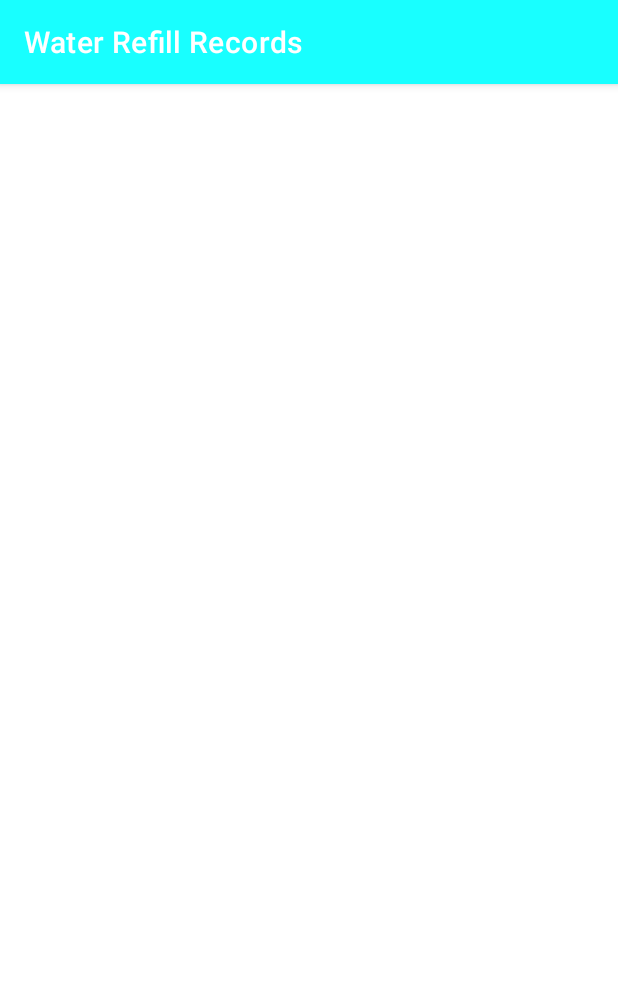
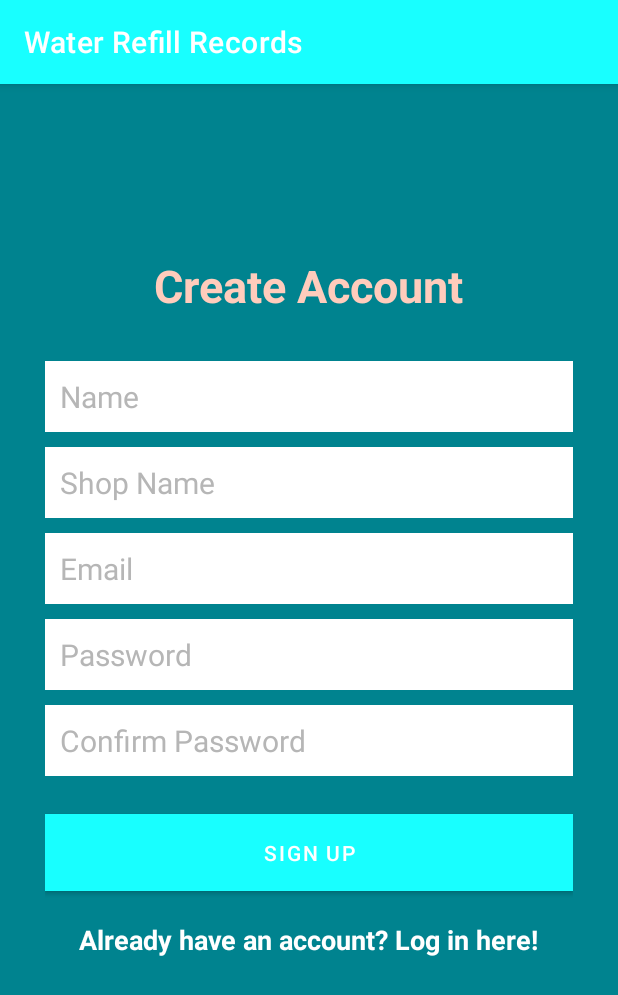
Before and after one commit to clarelimo/Water-Records, an Android app: the CreateAccountActivity screen opened directly, with no data from a screen before it, on a phone screen of 412 x 824 dp. Shown: the top 995 px of the screen. Run offline under Robolectric (Android 15) with nearby library versions, the phone set to English and light mode, and no system bars; Roboto replaces fonts that are not available here.

Commit message:
create account layout finished

```diff
--- a/app/src/main/res/layout/activity_create_account.xml
+++ b/app/src/main/res/layout/activity_create_account.xml
@@ -1,9 +1,119 @@
 <?xml version="1.0" encoding="utf-8"?>
-<androidx.constraintlayout.widget.ConstraintLayout xmlns:android="http://schemas.android.com/apk/res/android"
-    xmlns:app="http://schemas.android.com/apk/res-auto"
-    xmlns:tools="http://schemas.android.com/tools"
+<RelativeLayout xmlns:android="http://schemas.android.com/apk/res/android"
     android:layout_width="match_parent"
     android:layout_height="match_parent"
-    tools:context=".ui.CreateAccountActivity">
+    android:background="@color/colorAccent">
 
-</androidx.constraintlayout.widget.ConstraintLayout>
+    <LinearLayout
+        android:orientation="vertical"
+        android:layout_width="match_parent"
+        android:layout_height="wrap_content"
+        android:padding="30dp"
+        android:layout_centerVertical="true"
+        android:layout_centerHorizontal="true"
+        android:id="@+id/linearLayout">
+
+        <EditText
+            android:id="@+id/nameEditText"
+            android:layout_width="match_parent"
+            android:layout_height="wrap_content"
+            android:background="@android:color/white"
+            android:hint="Name"
+            android:nextFocusDown="@+id/passwordEditText"
+            android:padding="10dp"
+            android:layout_marginBottom="10dp"
+            android:textColor="@android:color/black"
+            android:textColorHint="@color/colorDivider"
+            android:textSize="20sp" />
+
+
+        <EditText
+            android:id="@+id/shopNameEditText"
+            android:layout_width="match_parent"
+            android:layout_height="wrap_content"
+            android:background="@android:color/white"
+            android:hint="Shop Name"
+            android:nextFocusDown="@+id/passwordEditText"
+            android:padding="10dp"
+            android:layout_marginBottom="10dp"
+            android:textColor="@android:color/black"
+            android:textColorHint="@color/colorDivider"
+            android:textSize="20sp" />
+
+        <EditText
+            android:id="@+id/emailEditText"
+            android:layout_width="match_parent"
+            android:layout_height="wrap_content"
+            android:background="@android:color/white"
+            android:hint="Email"
+            android:inputType="textEmailAddress"
+            android:nextFocusDown="@+id/passwordEditText"
+            android:padding="10dp"
+            android:layout_marginBottom="10dp"
+            android:textColor="@android:color/black"
+            android:textColorHint="@color/colorDivider"
+            android:textSize="20sp" />
+
+        <EditText
+            android:id="@+id/passwordEditText"
+            android:layout_width="match_parent"
+            android:layout_height="wrap_content"
+            android:background="@android:color/white"
+            android:hint="Password"
+            android:inputType="textPassword"
+            android:nextFocusDown="@+id/passwordEditText"
+            android:padding="10dp"
+            android:layout_marginBottom="10dp"
+            android:textColor="@android:color/black"
+            android:textColorHint="@color/colorDivider"
+            android:textSize="20sp" />
+
+        <EditText
+            android:id="@+id/confirmPasswordEditText"
+            android:layout_width="match_parent"
+            android:layout_height="wrap_content"
+            android:background="@android:color/white"
+            android:hint="Confirm Password"
+            android:inputType="textPassword"
+            android:nextFocusDown="@+id/passwordEditText"
+            android:padding="10dp"
+            android:layout_marginBottom="10dp"
+            android:textColor="@android:color/black"
+            android:textColorHint="@color/colorDivider"
+            android:textSize="20sp" />
+
+
+        <Button
+            android:id="@+id/createUserButton"
+            android:layout_width="match_parent"
+            android:layout_height="wrap_content"
+            android:padding="10dp"
+            android:text="Sign up"
+            android:background="@color/colorAccent"
+            android:layout_marginTop="15dp"
+            android:textColor="@color/colorTextIcons" />
+
+        <TextView
+            android:layout_width="wrap_content"
+            android:layout_height="wrap_content"
+            android:layout_marginTop="20dp"
+            android:textColor="@color/colorTextIcons"
+            android:textStyle="bold"
+            android:textSize="18sp"
+            android:text="Already have an account? Log in here!"
+            android:id="@+id/loginTextView"
+            android:layout_gravity="center_horizontal" />
+
+    </LinearLayout>
+
+    <TextView
+        android:layout_width="wrap_content"
+        android:layout_height="wrap_content"
+        android:text="Create Account"
+        android:textColor="@color/colorPrimaryLight"
+        android:textSize="30dp"
+        android:textStyle="bold"
+        android:layout_above="@+id/linearLayout"
+        android:layout_centerHorizontal="true" />
+
+</RelativeLayout>
```
